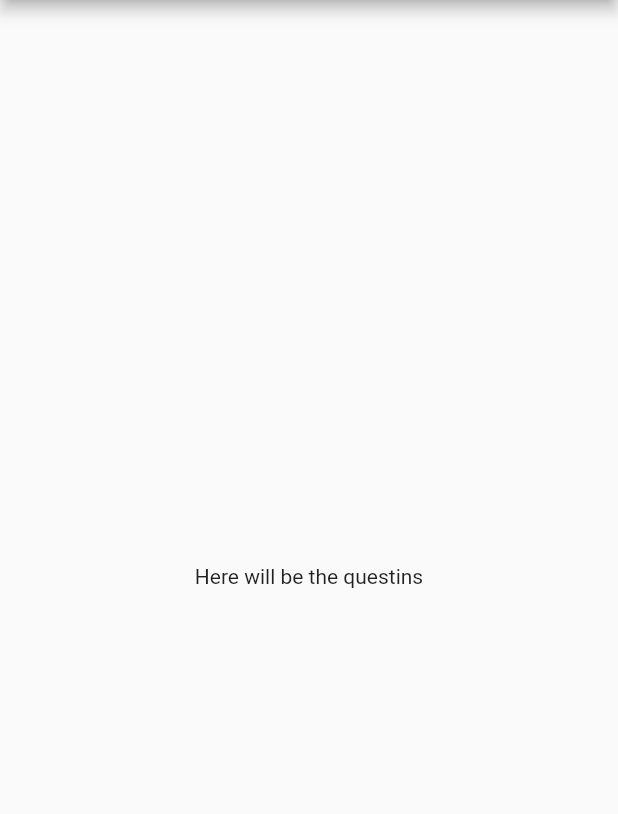
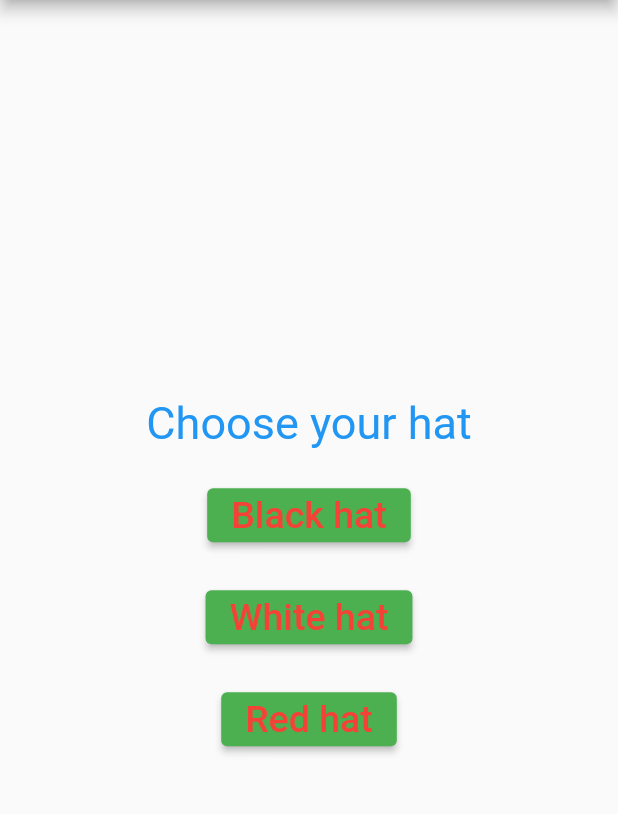
Before and after one commit to Flutter-Labs-MIS/lab_2, a Flutter app: the screen it shows after launch, on a phone screen of 412 x 824 dp, the part 84-898 px from its top. Run offline on Flutter 3.47's test engine with Material 2 defaults, Android fonts, the phone set to English and light mode, and no system bars.

Commit message:
Q&A for clothes done

```diff
--- /dev/null
+++ b/lib/clothes_answer.dart
@@ -0,0 +1,28 @@
+import 'package:flutter/material.dart';
+
+class ClothesAnswer extends StatelessWidget {
+  String _answer;
+  VoidCallback pressed;
+
+  ClothesAnswer(this.pressed, this._answer);
+
+  @override
+  Widget build(BuildContext context) {
+    return Container(
+      margin: const EdgeInsets.all(10),
+      child: ElevatedButton(
+        onPressed: pressed,
+        style: ElevatedButton.styleFrom(
+          backgroundColor: Colors.green,
+        ),
+        child: Text(
+          _answer,
+          style: const TextStyle(
+            fontSize: 25,
+            color: Colors.red,
+          ),
+        ),
+      ),
+    );
+  }
+}
--- /dev/null
+++ b/lib/clothes_question.dart
@@ -0,0 +1,22 @@
+import 'package:flutter/material.dart';
+
+class ClothesQuestion extends StatelessWidget {
+  String _question;
+
+  ClothesQuestion(this._question);
+
+  @override
+  Widget build(BuildContext context) {
+    return Container(
+      margin: const EdgeInsets.all(10),
+      child: Text(
+        _question,
+        textAlign: TextAlign.center,
+        style: const TextStyle(
+          color: Colors.blue,
+          fontSize: 30,
+        ),
+      ),
+    );
+  }
+}
--- a/lib/main.dart
+++ b/lib/main.dart
@@ -1,4 +1,6 @@
 import 'package:flutter/material.dart';
+import 'clothes_question.dart';
+import 'clothes_answer.dart';
 
 void main() {
   runApp(const MyApp());
@@ -29,14 +31,45 @@ class MyHomePage extends StatefulWidget {
 }
 
 class _MyHomePageState extends State<MyHomePage> {
+  var questions = [
+    {
+      'question': 'Choose your hat',
+      'answers': ['Black hat', 'White hat', 'Red hat'],
+    },
+    {
+      'question': 'Choose your t-shirt',
+      'answers': ['Black t-shirt', 'White t-shirt', 'Red t-shirt'],
+    },
+    {
+      'question': 'Choose your jeans',
+      'answers': ['Black jeans', 'White jeans', 'Red jeans'],
+    }
+  ];
+  var _currQuestionIndex = 0;
+
+  void _pressButton() {
+    setState(() {
+      if (_currQuestionIndex < questions.length - 1) _currQuestionIndex++;
+    });
+  }
+
   @override
   Widget build(BuildContext context) {
     return Scaffold(
       appBar: AppBar(
         title: Text(widget.title),
       ),
-      body: const Center(
-        child: Text("Here will be the questins"),
+      body: Center(
+        child: Column(
+          crossAxisAlignment: CrossAxisAlignment.center,
+          mainAxisAlignment: MainAxisAlignment.center,
+          children: [
+            ClothesQuestion(
+                questions[_currQuestionIndex]['question'] as String),
+            ...(questions[_currQuestionIndex]['answers'] as List<String>)
+                .map((answer) => ClothesAnswer(_pressButton, answer)),
+          ],
+        ),
       ),
     );
   }
```
